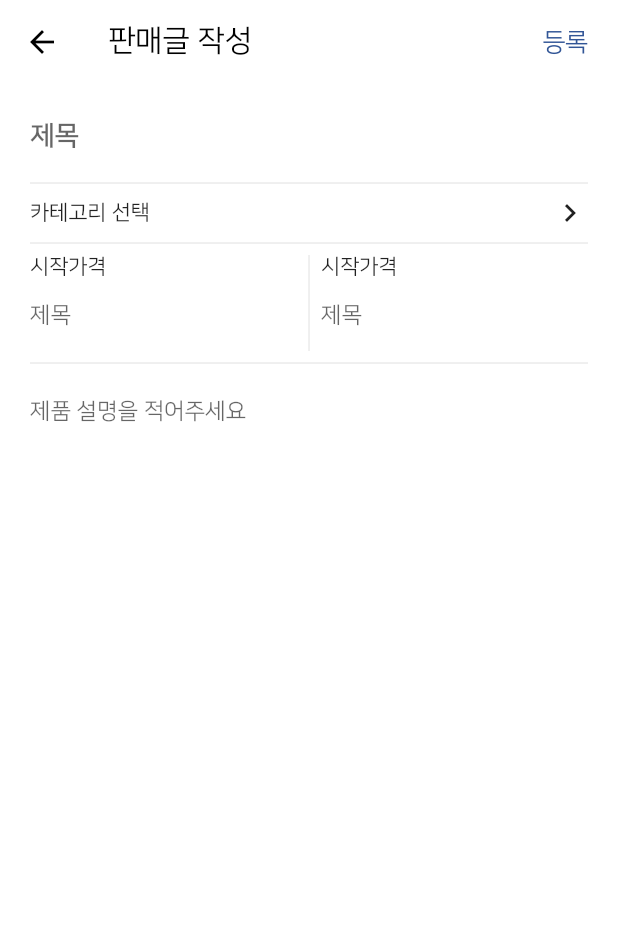
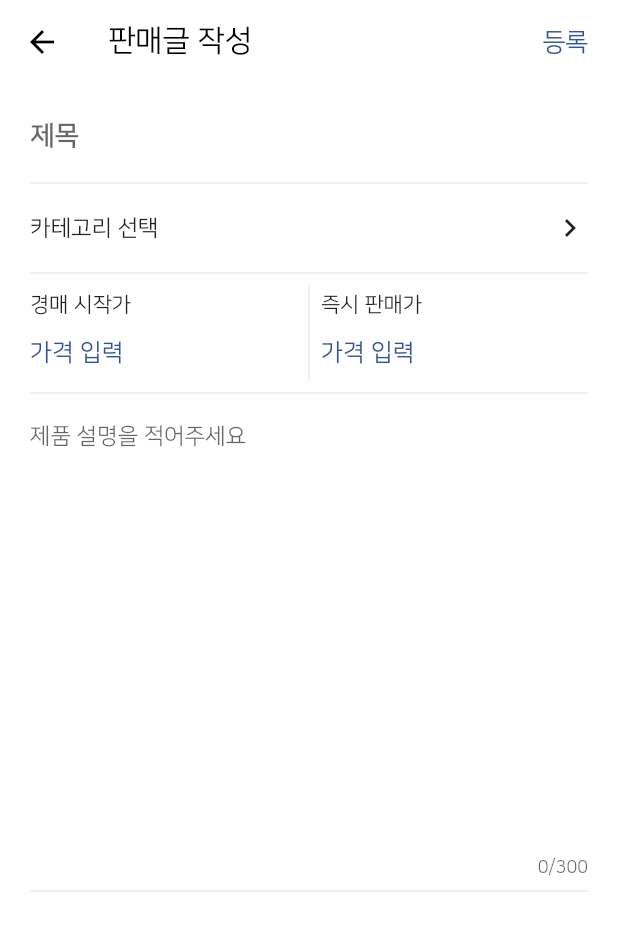
Before and after one commit to trumanfromkorea/BID-Mobile, a Flutter app: the WriteScreen screen opened directly, on a phone screen of 412 x 824 dp. Shown: the top 931 px of the screen. Run offline on Flutter 3.47's test engine with Material 2 defaults, Android fonts, the light colour scheme and no system bars; our stand-ins replace dio, firebase_auth, firebase_core; accounts and stored records are empty; network calls fail.

Commit message:
add: 카테고리 선택, 가격 입력 창 추가중

```diff
--- a/lib/main.dart
+++ b/lib/main.dart
@@ -61,6 +61,9 @@ class _MyAppState extends State<MyApp> {
           theme: ThemeData(
             fontFamily: 'NanumSquare',
             primarySwatch: MaterialColor(0xff315596, themeColor),
+            bottomSheetTheme: const BottomSheetThemeData(
+              backgroundColor: Color(0x00000000),
+            ),
           ),
           debugShowCheckedModeBanner: false,
           color: Colors.blue,
@@ -70,6 +73,9 @@ class _MyAppState extends State<MyApp> {
           theme: ThemeData(
             fontFamily: 'NanumSquare',
             primarySwatch: MaterialColor(0xff315596, themeColor),
+            bottomSheetTheme: const BottomSheetThemeData(
+              backgroundColor: Color(0x00000000),
+            ),
           ),
           debugShowCheckedModeBanner: false,
           color: Colors.blue,
--- a/lib/screens/Feed/Write.screen.dart
+++ b/lib/screens/Feed/Write.screen.dart
@@ -1,3 +1,5 @@
+import 'package:bid_mobile/data/mainTheme.dart';
+import 'package:bid_mobile/screens/Feed/Category.screen.dart';
 import 'package:flutter/cupertino.dart';
 import 'package:flutter/material.dart';
 
@@ -9,6 +11,72 @@ class WriteScreen extends StatefulWidget {
 }
 
 class _WriteScreenState extends State<WriteScreen> {
+  String _category = "카테고리 선택";
+
+  void onPressCategory() async {
+    final String result = await Navigator.push(context,
+        MaterialPageRoute(builder: (context) => const CategoryScreen()));
+
+    setState(() {
+      _category = result;
+    });
+  }
+
+  void showModalSheet() {
+    showModalBottomSheet(
+      context: context,
+      builder: (context) {
+        return Container(
+          padding: const EdgeInsets.symmetric(vertical: 10, horizontal: 20),
+          decoration: const BoxDecoration(
+            borderRadius: BorderRadius.only(
+              topLeft: Radius.circular(20),
+              topRight: Radius.circular(20),
+            ),
+            color: Colors.white,
+          ),
+          child: Column(
+            children: [
+              Container(
+                height: 3,
+                width: 60,
+                decoration: BoxDecoration(
+                  borderRadius: BorderRadius.circular(100),
+                  color: Colors.black26,
+                ),
+              ),
+              SizedBox(
+                height: 15,
+              ),
+              TextField(
+                decoration: InputDecoration(
+                  contentPadding:
+                      const EdgeInsets.symmetric(horizontal: 15, vertical: 5),
+                  enabledBorder: const OutlineInputBorder(
+                    borderSide: BorderSide(
+                      color: Color(0xffe0e0e0),
+                      width: 1,
+                    ),
+                  ),
+                  focusedBorder: OutlineInputBorder(
+                      borderSide: BorderSide(
+                    color: mainThemeColor,
+                    width: 1,
+                  )),
+                  hintText: "가격을 입력해주세요",
+                  hintStyle: TextStyle(
+                    color: Color(0xffc2c2c2),
+                  ),
+                ),
+                keyboardType: TextInputType.number,
+              ),
+            ],
+          ),
+        );
+      },
+    );
+  }
+
   @override
   Widget build(BuildContext context) {
     return Scaffold(
@@ -23,7 +91,10 @@ class _WriteScreenState extends State<WriteScreen> {
         iconTheme: const IconThemeData(color: Colors.black),
         actions: [
           CupertinoButton(
-            child: Text("등록",style: TextStyle(fontFamily: 'NanumSquare'),),
+            child: Text(
+              "등록",
+              style: TextStyle(fontFamily: 'NanumSquare'),
+            ),
             onPressed: () {},
           ),
         ],
@@ -44,12 +115,24 @@ class _WriteScreenState extends State<WriteScreen> {
               ),
             ),
             const Divider(),
-            Row(
+            GestureDetector(
+              onTap: onPressCategory,
+              child: Container(
+                color: Colors.white,
+                padding: const EdgeInsets.symmetric(vertical: 10),
+                child: Row(
                   mainAxisAlignment: MainAxisAlignment.spaceBetween,
                   children: [
-                Text("카테고리 선택"),
+                    Text(
+                      _category,
+                      style: TextStyle(
+                        fontSize: 15,
+                      ),
+                    ),
                     Icon(Icons.chevron_right),
                   ],
+                ),
+              ),
             ),
             const Divider(),
             IntrinsicHeight(
@@ -59,35 +142,55 @@ class _WriteScreenState extends State<WriteScreen> {
                     child: Column(
                       crossAxisAlignment: CrossAxisAlignment.start,
                       children: [
-                        Text("시작가격"),
-                        TextField(
-                          decoration: InputDecoration(
-                            border: InputBorder.none,
-                            hintText: "제목",
-                            hintStyle: TextStyle(
-                              fontSize: 15,
+                        Container(
+                          padding: const EdgeInsets.symmetric(vertical: 5),
+                          child: Text("경매 시작가"),
+                        ),
+                        SizedBox(
+                          height: 10,
+                        ),
+                        Text(
+                          "가격 입력",
+                          style: TextStyle(
+                            color: mainThemeColor,
+                            fontSize: 16,
                           ),
                         ),
+                        SizedBox(
+                          height: 10,
                         ),
                       ],
                     ),
                   ),
                   const VerticalDivider(),
                   Expanded(
+                    child: GestureDetector(
+                      onTap: showModalSheet,
+                      child: Container(
+                        color: Colors.white,
                         child: Column(
                           crossAxisAlignment: CrossAxisAlignment.start,
                           children: [
-                        Text("시작가격"),
-                        TextField(
-                          decoration: InputDecoration(
-                            border: InputBorder.none,
-                            hintText: "제목",
-                            hintStyle: TextStyle(
-                              fontSize: 15,
+                            Container(
+                              padding: const EdgeInsets.symmetric(vertical: 5),
+                              child: Text("즉시 판매가"),
+                            ),
+                            SizedBox(
+                              height: 10,
+                            ),
+                            Text(
+                              "가격 입력",
+                              style: TextStyle(
+                                color: mainThemeColor,
+                                fontSize: 16,
                               ),
                             ),
+                            SizedBox(
+                              height: 10,
                             ),
                           ],
+                        ),
+                      ),
                     ),
                   ),
                 ],
@@ -95,6 +198,9 @@ class _WriteScreenState extends State<WriteScreen> {
             ),
             const Divider(),
             TextField(
+              maxLines: 15,
+              minLines: 15,
+              maxLength: 300,
               decoration: InputDecoration(
                 border: InputBorder.none,
                 hintText: "제품 설명을 적어주세요",
@@ -103,6 +209,7 @@ class _WriteScreenState extends State<WriteScreen> {
                 ),
               ),
             ),
+            const Divider(),
           ],
         ),
       ),
```
Also changed, not shown: lib/screens/Feed/Category.screen.dart (added, +69 -0 lines). Lines whose indentation alone changed are shown as unchanged.
